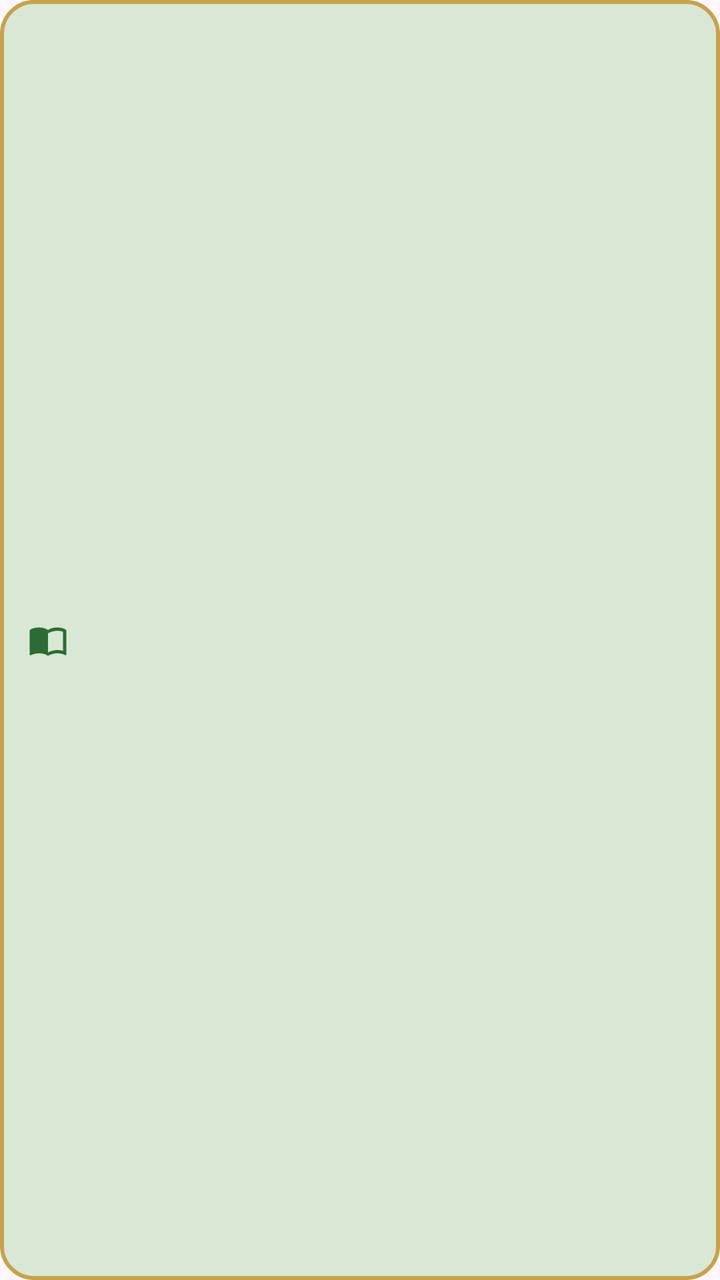
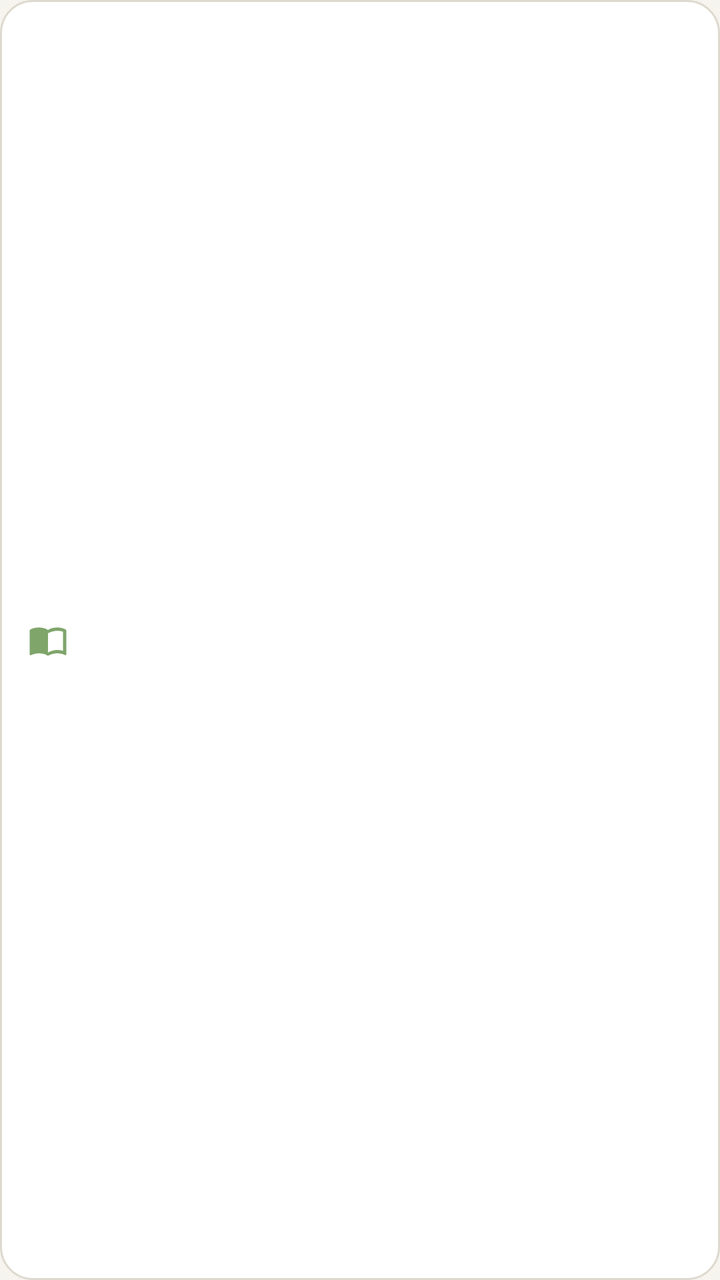

Before-and-after screenshots of an Android layout around one commit, followed by the original layout XML and the change that was made.
<!-- AndroidManifest.xml: application theme Theme.Sower -->
<!-- res/layout/item_book.xml -->
<?xml version="1.0" encoding="utf-8"?>
<LinearLayout xmlns:android="http://schemas.android.com/apk/res/android"
    xmlns:app="http://schemas.android.com/apk/res-auto"
    android:id="@+id/bookRow"
    android:layout_width="match_parent"
    android:layout_height="wrap_content"
    android:layout_marginStart="6dp"
    android:layout_marginEnd="6dp"
    android:layout_marginTop="5dp"
    android:layout_marginBottom="5dp"
    android:background="@drawable/book_bubble"
    android:clickable="true"
    android:focusable="true"
    android:gravity="center_vertical"
    android:minHeight="52dp"
    android:orientation="horizontal"
    android:paddingStart="14dp"
    android:paddingEnd="14dp"
    android:paddingTop="10dp"
    android:paddingBottom="10dp">

    <ImageView
        android:layout_width="20dp"
        android:layout_height="20dp"
        android:layout_marginEnd="10dp"
        android:importantForAccessibility="no"
        android:src="@drawable/ic_book"
        app:tint="?attr/sectionHeading" />

    <TextView
        android:id="@+id/bookName"
        android:layout_width="0dp"
        android:layout_height="wrap_content"
        android:layout_weight="1"
        android:gravity="center_vertical"
        android:maxLines="1"
        android:textColor="?attr/bubbleText"
        android:textSize="15sp"
        app:autoSizeMaxTextSize="15sp"
        app:autoSizeMinTextSize="10sp"
        app:autoSizeTextType="uniform" />
</LinearLayout>
<!-- resources referenced by this layout -->
<resources>
  <!-- drawable book_bubble (drawable) -->
  <?xml version="1.0" encoding="utf-8"?>
  <ripple xmlns:android="http://schemas.android.com/apk/res/android"
      android:color="?attr/bubbleRipple">
      <item android:id="@android:id/mask">
          <shape android:shape="rectangle">
              <solid android:color="#FFFFFF" />
              <corners android:radius="16dp" />
          </shape>
      </item>
      <item>
          <shape android:shape="rectangle">
              <solid android:color="?attr/bubbleBackground" />
              <corners android:radius="16dp" />
              <stroke
                  android:width="2dp"
                  android:color="@color/book_bubble_border" />
          </shape>
      </item>
  </ripple>
  <!-- drawable ic_book (drawable) -->
  <?xml version="1.0" encoding="utf-8"?>
  <vector xmlns:android="http://schemas.android.com/apk/res/android"
      android:width="24dp"
      android:height="24dp"
      android:viewportWidth="24"
      android:viewportHeight="24">
      <path
          android:fillColor="#000000"
          android:pathData="M21,5c-1.11,-0.35 -2.33,-0.5 -3.5,-0.5 -1.95,0 -4.05,0.4 -5.5,1.5 -1.45,-1.1 -3.55,-1.5 -5.5,-1.5S2.45,4.9 1,6v14.65c0,0.25 0.25,0.5 0.5,0.5 0.1,0 0.15,-0.05 0.25,-0.05C3.1,20.45 5.05,20 6.5,20c1.95,0 4.05,0.4 5.5,1.5 1.35,-0.85 3.8,-1.5 5.5,-1.5 1.65,0 3.35,0.3 4.75,1.05 0.1,0.05 0.15,0.05 0.25,0.05 0.25,0 0.5,-0.25 0.5,-0.5V6c-0.6,-0.45 -1.25,-0.75 -2,-1zM21,18.5c-1.1,-0.35 -2.3,-0.5 -3.5,-0.5 -1.7,0 -4.15,0.65 -5.5,1.5V8c1.35,-0.85 3.8,-1.5 5.5,-1.5 1.2,0 2.4,0.15 3.5,0.5v11.5z" />
  </vector>
  <style name="Theme.Sower" parent="Base.Theme.Sower" />
  <color name="book_bubble_border">#C8A24B</color>
  <style name="Base.Theme.Sower" parent="Theme.Material3.DayNight.NoActionBar">
          <item name="colorPrimary">@color/sower_green</item>
          <item name="colorOnPrimary">#FFFFFF</item>
          <item name="colorPrimaryContainer">#D8E8D4</item>
          <item name="colorOnPrimaryContainer">@color/sower_green_dark</item>
          <item name="colorSecondary">@color/sower_gold</item>
          
          <item name="android:statusBarColor">@android:color/transparent</item>
          
          <item name="bubbleBackground">@color/book_bubble</item>
          <item name="bubbleText">@color/sower_green_dark</item>
          <item name="bubbleRipple">@color/sower_green</item>
          <item name="sectionHeading">@color/sower_green</item>
      </style>
  <color name="sower_green">#2E6B34</color>
  <color name="sower_green_dark">#1E4A22</color>
  <color name="sower_gold">#C8A24B</color>
  <color name="book_bubble">#D8E8D4</color>
</resources>

<!-- the commit's change to res/layout/item_book.xml (unified diff, before → after) -->
@@ -25,7 +25,7 @@
         android:layout_marginEnd="10dp"
         android:importantForAccessibility="no"
         android:src="@drawable/ic_book"
-        app:tint="?attr/sectionHeading" />
+        app:tint="@color/book_icon" />
 
     <TextView
         android:id="@+id/bookName"
@@ -34,7 +34,7 @@
         android:layout_weight="1"
         android:gravity="center_vertical"
         android:maxLines="1"
-        android:textColor="?attr/bubbleText"
+        android:textColor="@color/book_text"
         android:textSize="15sp"
         app:autoSizeMaxTextSize="15sp"
         app:autoSizeMinTextSize="10sp"
<!-- resource entries referenced after the edit -->
@@ -1,5 +1,7 @@
 <!-- resources referenced by this layout -->
 <resources>
+  <color name="book_icon">#7FA56B</color>
+  <color name="book_text">#2B3A2C</color>
   <!-- drawable book_bubble (drawable) -->
   <?xml version="1.0" encoding="utf-8"?>
   <ripple xmlns:android="http://schemas.android.com/apk/res/android"
@@ -12,11 +14,11 @@
       </item>
       <item>
           <shape android:shape="rectangle">
-              <solid android:color="?attr/bubbleBackground" />
+              <solid android:color="@color/book_tile" />
               <corners android:radius="16dp" />
               <stroke
-                  android:width="2dp"
-                  android:color="@color/book_bubble_border" />
+                  android:width="1dp"
+                  android:color="@color/book_tile_border" />
           </shape>
       </item>
   </ripple>
@@ -32,13 +34,18 @@
           android:pathData="M21,5c-1.11,-0.35 -2.33,-0.5 -3.5,-0.5 -1.95,0 -4.05,0.4 -5.5,1.5 -1.45,-1.1 -3.55,-1.5 -5.5,-1.5S2.45,4.9 1,6v14.65c0,0.25 0.25,0.5 0.5,0.5 0.1,0 0.15,-0.05 0.25,-0.05C3.1,20.45 5.05,20 6.5,20c1.95,0 4.05,0.4 5.5,1.5 1.35,-0.85 3.8,-1.5 5.5,-1.5 1.65,0 3.35,0.3 4.75,1.05 0.1,0.05 0.15,0.05 0.25,0.05 0.25,0 0.5,-0.25 0.5,-0.5V6c-0.6,-0.45 -1.25,-0.75 -2,-1zM21,18.5c-1.1,-0.35 -2.3,-0.5 -3.5,-0.5 -1.7,0 -4.15,0.65 -5.5,1.5V8c1.35,-0.85 3.8,-1.5 5.5,-1.5 1.2,0 2.4,0.15 3.5,0.5v11.5z" />
   </vector>
   <style name="Theme.Sower" parent="Base.Theme.Sower" />
-  <color name="book_bubble_border">#C8A24B</color>
+  <color name="book_tile">#FFFFFF</color>
+  <color name="book_tile_border">#DED9CE</color>
   <style name="Base.Theme.Sower" parent="Theme.Material3.DayNight.NoActionBar">
           <item name="colorPrimary">@color/sower_green</item>
           <item name="colorOnPrimary">#FFFFFF</item>
           <item name="colorPrimaryContainer">#D8E8D4</item>
           <item name="colorOnPrimaryContainer">@color/sower_green_dark</item>
           <item name="colorSecondary">@color/sower_gold</item>
+          
+          <item name="android:colorBackground">@color/page_bg</item>
+          <item name="android:windowBackground">@color/page_bg</item>
+          <item name="colorSurface">@color/page_bg</item>
           
           <item name="android:statusBarColor">@android:color/transparent</item>
           
@@ -50,6 +57,7 @@
   <color name="sower_green">#2E6B34</color>
   <color name="sower_green_dark">#1E4A22</color>
   <color name="sower_gold">#C8A24B</color>
+  <color name="page_bg">#F6F4EE</color>
   <color name="book_bubble">#D8E8D4</color>
 </resources>
 
